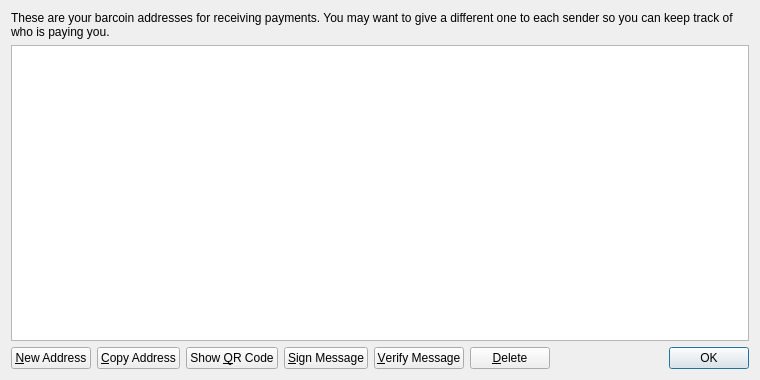
Old version of the form src/qt/forms/addressbookpage.ui in the repository 9029195341/blacoin.
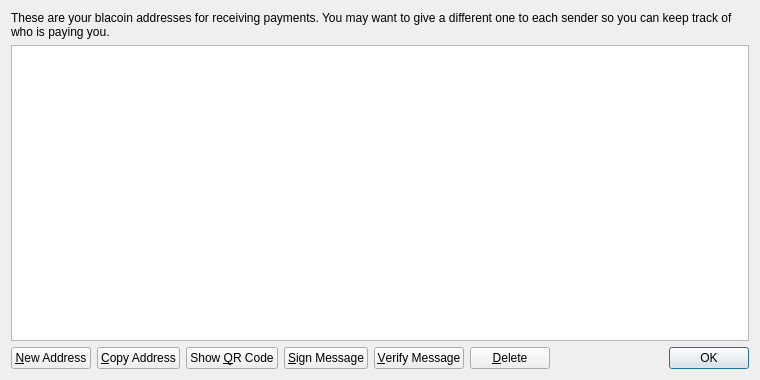
New version of the form. Icons and pictures are not drawn.

```diff
--- a/src/qt/forms/addressbookpage.ui
+++ b/src/qt/forms/addressbookpage.ui
@@ -17,7 +17,7 @@
    <item>
     <widget class="QLabel" name="labelExplanation">
      <property name="text">
-      <string>These are your barcoin addresses for receiving payments. You may want to give a different one to each sender so you can keep track of who is paying you.</string>
+      <string>These are your blacoin addresses for receiving payments. You may want to give a different one to each sender so you can keep track of who is paying you.</string>
      </property>
      <property name="textFormat">
       <enum>Qt::PlainText</enum>
```
